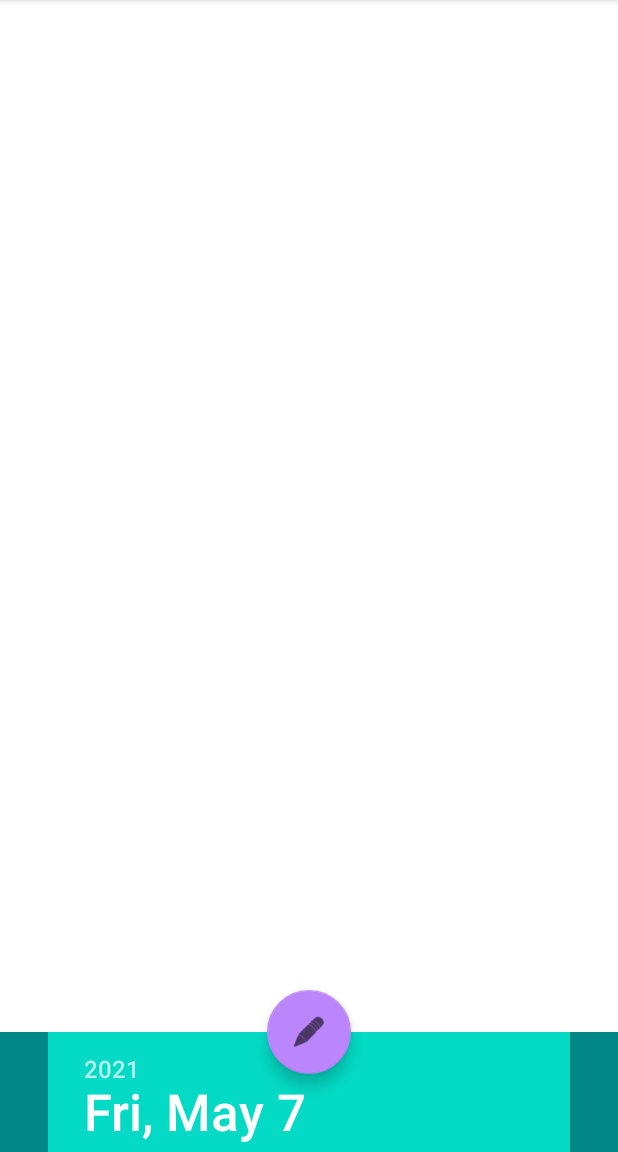
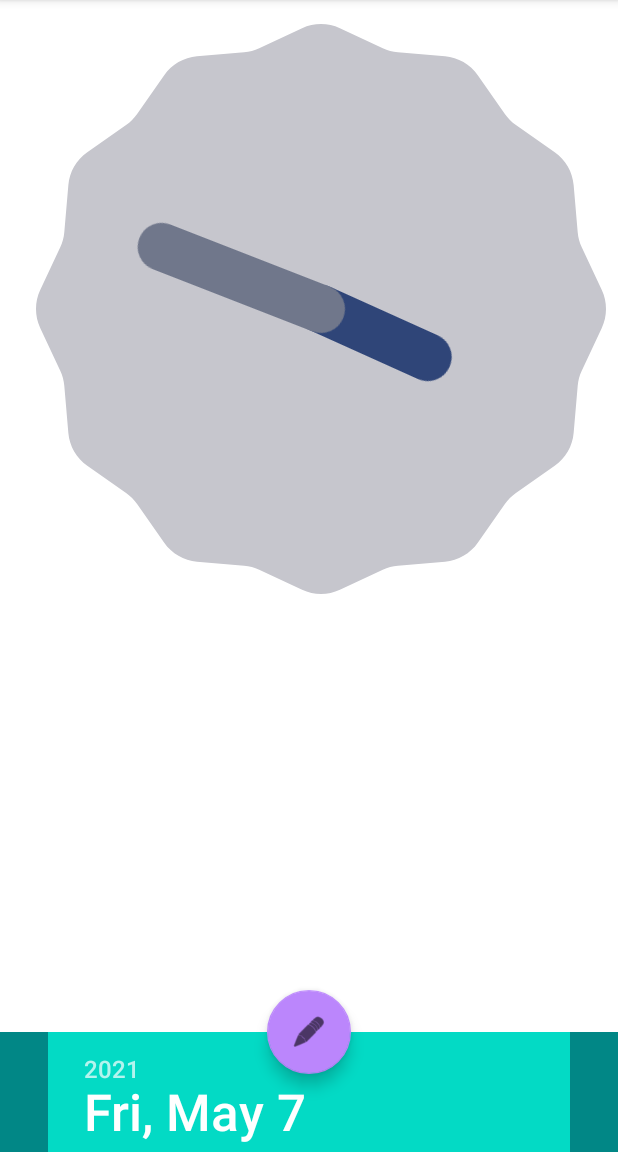
Before and after one commit to MadMakZa/HealthDiary, an Android app: the screen it shows after launch (MainActivity), on a phone screen of 412 x 824 dp, the part 84-1236 px from its top. Run offline under Robolectric (Android 15) with nearby library versions, the phone set to English and light mode, and no system bars; our stand-ins replace data binding; libraries missing offline, so code that uses them is left out: android.view.

Commit message:
add clocks

```diff
--- a/app/src/main/res/layout/activity_main.xml
+++ b/app/src/main/res/layout/activity_main.xml
@@ -11,19 +11,43 @@
 
     </data>
 
-    <LinearLayout
+    <androidx.constraintlayout.widget.ConstraintLayout
         android:layout_width="match_parent"
         android:layout_height="match_parent"
-        tools:context=".view.MainActivity">
+        tools:context=".view.MainActivity"
+        android:orientation="horizontal">
+
+        <AnalogClock
+            android:id="@+id/analogClock"
+            android:layout_width="wrap_content"
+            android:layout_height="wrap_content"
+            android:layout_marginStart="24dp"
+            android:layout_marginTop="16dp"
+            android:layout_marginEnd="129dp"
+            app:layout_constraintEnd_toEndOf="parent"
+            app:layout_constraintHorizontal_bias="0.0"
+            app:layout_constraintStart_toStartOf="parent"
+            app:layout_constraintTop_toTopOf="parent" />
+
+        <DigitalClock
+            android:layout_width="wrap_content"
+            android:layout_height="wrap_content"
+            android:layout_marginStart="60dp"
+            android:layout_marginTop="72dp"
+            android:fontFamily="sans-serif-black"
+            android:textSize="28sp"
+            app:layout_constraintStart_toEndOf="@+id/analogClock"
+            app:layout_constraintTop_toTopOf="parent" />
 
         <include
             android:id="@+id/id_bottomsheet"
             layout="@layout/bottomsheet_fragment"
-            app:viewModel="@{viewModel}"
+            android:layout_width="match_parent"
             android:layout_height="wrap_content"
-            android:layout_width="match_parent"
-            android:layout_gravity="bottom" />
+            app:layout_constraintBottom_toBottomOf="parent"
+            app:layout_constraintEnd_toEndOf="parent"
+            app:layout_constraintStart_toStartOf="parent"
+            app:viewModel="@{viewModel}" />
 
-
-    </LinearLayout>
+    </androidx.constraintlayout.widget.ConstraintLayout>
 </layout>
```
